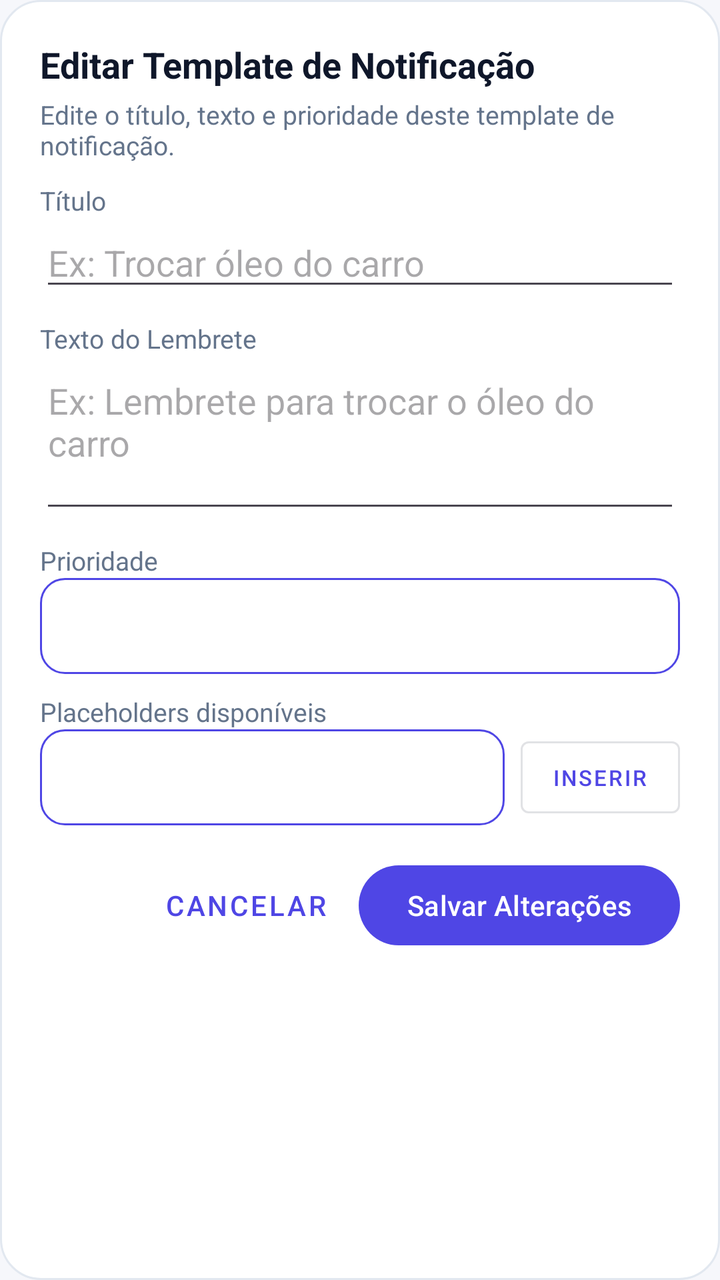
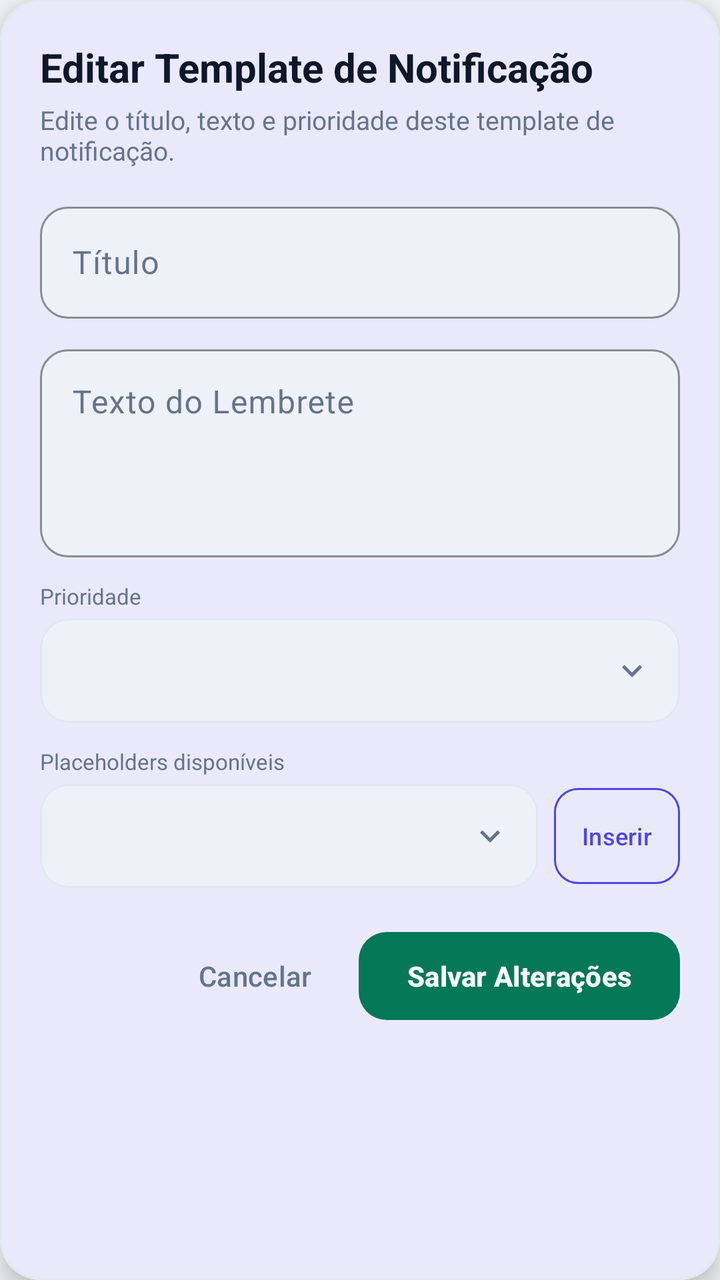

Compare the two renders of this Android layout. The source of the first and the diff that turns it into the second are given below.
<!-- AndroidManifest.xml: application theme Theme.Appfinanceiro -->
<!-- res/layout/dialog_edit_message_config.xml -->
<?xml version="1.0" encoding="utf-8"?>
<LinearLayout xmlns:android="http://schemas.android.com/apk/res/android"
    android:layout_width="match_parent"
    android:layout_height="wrap_content"
    android:background="@drawable/bg_dialog"
    android:orientation="vertical"
    android:padding="20dp">

    <TextView
        android:layout_width="match_parent"
        android:layout_height="wrap_content"
        android:text="@string/notification_edit_title"
        android:textColor="?attr/colorOnSurface"
        android:textSize="18sp"
        android:textStyle="bold" />

    <TextView
        android:layout_width="match_parent"
        android:layout_height="wrap_content"
        android:layout_marginTop="4dp"
        android:text="@string/notification_edit_desc"
        android:textColor="?attr/colorOnSurfaceVariant"
        android:textSize="13sp" />

    <TextView
        style="@style/SettingsLabel"
        android:layout_width="match_parent"
        android:layout_height="wrap_content"
        android:text="@string/notification_field_title" />

    <EditText
        android:id="@+id/configTitleEditText"
        android:layout_width="match_parent"
        android:layout_height="wrap_content"
        android:hint="@string/notification_field_title_hint"
        android:inputType="textCapSentences"
        android:maxLength="255"
        android:singleLine="true" />

    <TextView
        style="@style/SettingsLabel"
        android:layout_width="match_parent"
        android:layout_height="wrap_content"
        android:text="@string/notification_field_text" />

    <EditText
        android:id="@+id/configTextEditText"
        android:layout_width="match_parent"
        android:layout_height="wrap_content"
        android:gravity="top|start"
        android:hint="@string/notification_field_text_hint"
        android:inputType="textCapSentences|textMultiLine"
        android:maxLength="1000"
        android:minLines="3" />

    <TextView
        style="@style/SettingsLabel"
        android:layout_width="match_parent"
        android:layout_height="wrap_content"
        android:text="@string/notification_field_priority" />

    <Spinner
        android:id="@+id/configPrioritySpinner"
        android:layout_width="match_parent"
        android:layout_height="48dp"
        android:background="@drawable/glass_button_background"
        android:paddingStart="12dp"
        android:paddingEnd="12dp" />

    <TextView
        style="@style/SettingsLabel"
        android:layout_width="match_parent"
        android:layout_height="wrap_content"
        android:text="@string/notification_placeholders" />

    <LinearLayout
        android:layout_width="match_parent"
        android:layout_height="wrap_content"
        android:gravity="center_vertical"
        android:orientation="horizontal">

        <Spinner
            android:id="@+id/placeholderSpinner"
            android:layout_width="0dp"
            android:layout_height="48dp"
            android:layout_weight="1"
            android:background="@drawable/glass_button_background"
            android:paddingStart="12dp"
            android:paddingEnd="12dp" />

        <com.google.android.material.button.MaterialButton
            android:id="@+id/insertPlaceholderButton"
            style="@style/Widget.MaterialComponents.Button.OutlinedButton"
            android:layout_width="wrap_content"
            android:layout_height="wrap_content"
            android:layout_marginStart="8dp"
            android:minWidth="0dp"
            android:text="@string/notification_insert"
            android:textSize="11sp" />
    </LinearLayout>

    <LinearLayout
        android:layout_width="match_parent"
        android:layout_height="wrap_content"
        android:layout_marginTop="16dp"
        android:gravity="end"
        android:orientation="horizontal">

        <com.google.android.material.button.MaterialButton
            android:id="@+id/cancelConfigButton"
            style="@style/Widget.MaterialComponents.Button.TextButton"
            android:layout_width="wrap_content"
            android:layout_height="wrap_content"
            android:text="@string/history_cancel" />

        <com.google.android.material.button.MaterialButton
            android:id="@+id/saveConfigButton"
            android:layout_width="wrap_content"
            android:layout_height="wrap_content"
            android:layout_marginStart="8dp"
            android:text="@string/notification_save_changes" />
    </LinearLayout>
</LinearLayout>
<!-- resources referenced by this layout -->
<resources>
  <!-- drawable bg_dialog (drawable) -->
  <?xml version="1.0" encoding="utf-8"?>
  <shape xmlns:android="http://schemas.android.com/apk/res/android"
      android:shape="rectangle">
      <solid android:color="?attr/colorSurface" />
      <corners android:radius="20dp" />
      <stroke
          android:width="1dp"
          android:color="?attr/colorOutline" />
  </shape>
  <!-- drawable glass_button_background (drawable) -->
  <?xml version="1.0" encoding="utf-8"?>
  <shape xmlns:android="http://schemas.android.com/apk/res/android"
      android:shape="rectangle">
  
      <solid android:color="?attr/colorSurface" />
  
      <corners android:radius="12dp" />
  
      <stroke
          android:width="1dp"
          android:color="?attr/colorPrimary" />
  
  </shape>
  <string name="history_cancel">Cancelar</string>
  <string name="notification_edit_desc">Edite o título, texto e prioridade deste template de notificação.</string>
  <string name="notification_edit_title">Editar Template de Notificação</string>
  <string name="notification_field_priority">Prioridade</string>
  <string name="notification_field_text">Texto do Lembrete</string>
  <string name="notification_field_text_hint">Ex: Lembrete para trocar o óleo do carro</string>
  <string name="notification_field_title">Título</string>
  <string name="notification_field_title_hint">Ex: Trocar óleo do carro</string>
  <string name="notification_insert">Inserir</string>
  <string name="notification_placeholders">Placeholders disponíveis</string>
  <string name="notification_save_changes">Salvar Alterações</string>
  <style name="SettingsLabel">
          <item name="android:layout_marginTop">10dp</item>
          <item name="android:textColor">?attr/colorOnSurfaceVariant</item>
          <item name="android:textSize">13sp</item>
      </style>
  <color name="brand_primary">#FF4F46E5</color>
  <color name="on_brand">#FFFFFFFF</color>
  <color name="surface_variant">#FFEEF1F8</color>
  <color name="on_surface">#FF0F172A</color>
  <color name="brand_secondary">#FF0EA5E9</color>
  <color name="cta_primary">#FF047857</color>
  <color name="on_cta">#FFFFFFFF</color>
  <color name="surface">#FFFFFFFF</color>
  <color name="on_surface_variant">#FF64748B</color>
  <color name="surface_elevated">#FFFFFFFF</color>
  <color name="background">#FFF6F7FB</color>
  <color name="on_background">#FF0F172A</color>
  <color name="error">#FFDC2626</color>
  <color name="on_error">#FFFFFFFF</color>
  <color name="outline">#FFE2E8F0</color>
  <!-- unchanged entries left out for length: 2 -->
</resources>

<!-- the commit's change to res/layout/dialog_edit_message_config.xml (unified diff, before → after) -->
@@ -1,123 +1,150 @@
 <?xml version="1.0" encoding="utf-8"?>
-<LinearLayout xmlns:android="http://schemas.android.com/apk/res/android"
+<com.google.android.material.card.MaterialCardView xmlns:android="http://schemas.android.com/apk/res/android"
+    xmlns:app="http://schemas.android.com/apk/res-auto"
+    style="@style/ModernCard"
     android:layout_width="match_parent"
     android:layout_height="wrap_content"
-    android:background="@drawable/bg_dialog"
-    android:orientation="vertical"
-    android:padding="20dp">
-
-    <TextView
-        android:layout_width="match_parent"
-        android:layout_height="wrap_content"
-        android:text="@string/notification_edit_title"
-        android:textColor="?attr/colorOnSurface"
-        android:textSize="18sp"
-        android:textStyle="bold" />
-
-    <TextView
-        android:layout_width="match_parent"
-        android:layout_height="wrap_content"
-        android:layout_marginTop="4dp"
-        android:text="@string/notification_edit_desc"
-        android:textColor="?attr/colorOnSurfaceVariant"
-        android:textSize="13sp" />
-
-    <TextView
-        style="@style/SettingsLabel"
-        android:layout_width="match_parent"
-        android:layout_height="wrap_content"
-        android:text="@string/notification_field_title" />
-
-    <EditText
-        android:id="@+id/configTitleEditText"
-        android:layout_width="match_parent"
-        android:layout_height="wrap_content"
-        android:hint="@string/notification_field_title_hint"
-        android:inputType="textCapSentences"
-        android:maxLength="255"
-        android:singleLine="true" />
-
-    <TextView
-        style="@style/SettingsLabel"
-        android:layout_width="match_parent"
-        android:layout_height="wrap_content"
-        android:text="@string/notification_field_text" />
-
-    <EditText
-        android:id="@+id/configTextEditText"
-        android:layout_width="match_parent"
-        android:layout_height="wrap_content"
-        android:gravity="top|start"
-        android:hint="@string/notification_field_text_hint"
-        android:inputType="textCapSentences|textMultiLine"
-        android:maxLength="1000"
-        android:minLines="3" />
-
-    <TextView
-        style="@style/SettingsLabel"
-        android:layout_width="match_parent"
-        android:layout_height="wrap_content"
-        android:text="@string/notification_field_priority" />
-
-    <Spinner
-        android:id="@+id/configPrioritySpinner"
-        android:layout_width="match_parent"
-        android:layout_height="48dp"
-        android:background="@drawable/glass_button_background"
-        android:paddingStart="12dp"
-        android:paddingEnd="12dp" />
-
-    <TextView
-        style="@style/SettingsLabel"
-        android:layout_width="match_parent"
-        android:layout_height="wrap_content"
-        android:text="@string/notification_placeholders" />
+    app:cardElevation="8dp">
 
     <LinearLayout
         android:layout_width="match_parent"
         android:layout_height="wrap_content"
-        android:gravity="center_vertical"
-        android:orientation="horizontal">
+        android:orientation="vertical"
+        android:padding="20dp">
+
+        <TextView
+            android:layout_width="match_parent"
+            android:layout_height="wrap_content"
+            android:text="@string/notification_edit_title"
+            android:textColor="?attr/colorOnSurface"
+            android:textSize="20sp"
+            android:textStyle="bold" />
+
+        <TextView
+            android:layout_width="match_parent"
+            android:layout_height="wrap_content"
+            android:layout_marginTop="4dp"
+            android:text="@string/notification_edit_desc"
+            android:textColor="?attr/colorOnSurfaceVariant"
+            android:textSize="13sp" />
+
+        <com.google.android.material.textfield.TextInputLayout
+            style="@style/ModernTextInput"
+            android:layout_width="match_parent"
+            android:layout_height="wrap_content"
+            android:layout_marginTop="14dp"
+            android:hint="@string/notification_field_title">
+
+            <com.google.android.material.textfield.TextInputEditText
+                android:id="@+id/configTitleEditText"
+                android:layout_width="match_parent"
+                android:layout_height="56dp"
+                android:inputType="textCapSentences"
+                android:maxLength="255"
+                android:singleLine="true"
+                android:textColor="?attr/colorOnSurface" />
+        </com.google.android.material.textfield.TextInputLayout>
+
+        <com.google.android.material.textfield.TextInputLayout
+            style="@style/ModernTextInput"
+            android:layout_width="match_parent"
+            android:layout_height="wrap_content"
+            android:layout_marginTop="10dp"
+            android:hint="@string/notification_field_text">
+
+            <com.google.android.material.textfield.TextInputEditText
+                android:id="@+id/configTextEditText"
+                android:layout_width="match_parent"
+                android:layout_height="104dp"
+                android:gravity="top|start"
+                android:inputType="textCapSentences|textMultiLine"
+                android:maxLength="1000"
+                android:minLines="3"
+                android:textColor="?attr/colorOnSurface" />
+        </com.google.android.material.textfield.TextInputLayout>
+
+        <TextView
+            android:layout_width="match_parent"
+            android:layout_height="wrap_content"
+            android:layout_marginTop="12dp"
+            android:text="@string/notification_field_priority"
+            android:textColor="?attr/colorOnSurfaceVariant"
+            android:textSize="11sp" />
 
         <Spinner
-            android:id="@+id/placeholderSpinner"
-            android:layout_width="0dp"
-            android:layout_height="48dp"
-            android:layout_weight="1"
-            android:background="@drawable/glass_button_background"
-            android:paddingStart="12dp"
-            android:paddingEnd="12dp" />
+            android:id="@+id/configPrioritySpinner"
+            android:layout_width="match_parent"
+            android:layout_height="52dp"
+            android:layout_marginTop="4dp"
+            android:background="@drawable/bg_spinner_selector"
+            android:paddingStart="16dp"
+            android:paddingEnd="44dp" />
 
-        <com.google.android.material.button.MaterialButton
-            android:id="@+id/insertPlaceholderButton"
-            style="@style/Widget.MaterialComponents.Button.OutlinedButton"
-            android:layout_width="wrap_content"
+        <TextView
+            android:layout_width="match_parent"
             android:layout_height="wrap_content"
-            android:layout_marginStart="8dp"
-            android:minWidth="0dp"
-            android:text="@string/notification_insert"
+            android:layout_marginTop="12dp"
+            android:text="@string/notification_placeholders"
+            android:textColor="?attr/colorOnSurfaceVariant"
             android:textSize="11sp" />
+
+        <LinearLayout
+            android:layout_width="match_parent"
+            android:layout_height="wrap_content"
+            android:layout_marginTop="4dp"
+            android:gravity="center_vertical"
+            android:orientation="horizontal">
+
+            <Spinner
+                android:id="@+id/placeholderSpinner"
+                android:layout_width="0dp"
+                android:layout_height="52dp"
+                android:layout_weight="1"
+                android:background="@drawable/bg_spinner_selector"
+                android:paddingStart="16dp"
+                android:paddingEnd="44dp" />
+
+            <com.google.android.material.button.MaterialButton
+                android:id="@+id/insertPlaceholderButton"
+                style="@style/Widget.Material3.Button.OutlinedButton"
+                android:layout_width="wrap_content"
+                android:layout_height="48dp"
+                android:layout_marginStart="8dp"
+                android:insetTop="0dp"
+                android:insetBottom="0dp"
+                android:minWidth="0dp"
+                android:paddingHorizontal="14dp"
+                android:text="@string/notification_insert"
+                android:textAllCaps="false"
+                android:textColor="?attr/colorPrimary"
+                android:textSize="12sp"
+                app:cornerRadius="12dp"
+                app:strokeColor="?attr/colorPrimary" />
+        </LinearLayout>
+
+        <LinearLayout
+            android:layout_width="match_parent"
+            android:layout_height="wrap_content"
+            android:layout_marginTop="18dp"
+            android:gravity="end"
+            android:orientation="horizontal">
+
+            <com.google.android.material.button.MaterialButton
+                android:id="@+id/cancelConfigButton"
+                style="@style/Widget.Material3.Button.TextButton"
+                android:layout_width="wrap_content"
+                android:layout_height="48dp"
+                android:text="@string/history_cancel"
+                android:textAllCaps="false"
+                android:textColor="?attr/colorOnSurfaceVariant" />
+
+            <com.google.android.material.button.MaterialButton
+                android:id="@+id/saveConfigButton"
+                style="@style/PrimaryCTAButton"
+                android:layout_width="wrap_content"
+                android:layout_height="52dp"
+                android:layout_marginStart="8dp"
+                android:text="@string/notification_save_changes" />
+        </LinearLayout>
     </LinearLayout>
-
-    <LinearLayout
-        android:layout_width="match_parent"
-        android:layout_height="wrap_content"
-        android:layout_marginTop="16dp"
-        android:gravity="end"
-        android:orientation="horizontal">
-
-        <com.google.android.material.button.MaterialButton
-            android:id="@+id/cancelConfigButton"
-            style="@style/Widget.MaterialComponents.Button.TextButton"
-            android:layout_width="wrap_content"
-            android:layout_height="wrap_content"
-            android:text="@string/history_cancel" />
-
-        <com.google.android.material.button.MaterialButton
-            android:id="@+id/saveConfigButton"
-            android:layout_width="wrap_content"
-            android:layout_height="wrap_content"
-            android:layout_marginStart="8dp"
-            android:text="@string/notification_save_changes" />
-    </LinearLayout>
-</LinearLayout>
+</com.google.android.material.card.MaterialCardView>
<!-- resource entries referenced after the edit -->
@@ -1,45 +1,71 @@
 <!-- resources referenced by this layout -->
 <resources>
-  <!-- drawable bg_dialog (drawable) -->
+  <!-- drawable bg_spinner_selector (drawable) -->
   <?xml version="1.0" encoding="utf-8"?>
-  <shape xmlns:android="http://schemas.android.com/apk/res/android"
-      android:shape="rectangle">
-      <solid android:color="?attr/colorSurface" />
-      <corners android:radius="20dp" />
-      <stroke
-          android:width="1dp"
-          android:color="?attr/colorOutline" />
-  </shape>
-  <!-- drawable glass_button_background (drawable) -->
-  <?xml version="1.0" encoding="utf-8"?>
-  <shape xmlns:android="http://schemas.android.com/apk/res/android"
-      android:shape="rectangle">
-  
-      <solid android:color="?attr/colorSurface" />
-  
-      <corners android:radius="12dp" />
-  
-      <stroke
-          android:width="1dp"
-          android:color="?attr/colorPrimary" />
-  
-  </shape>
+  <layer-list xmlns:android="http://schemas.android.com/apk/res/android">
+      <item>
+          <shape android:shape="rectangle">
+              <solid android:color="?attr/colorSurfaceVariant" />
+              <corners android:radius="14dp" />
+              <stroke
+                  android:width="1dp"
+                  android:color="?attr/colorOutline" />
+          </shape>
+      </item>
+      <item
+          android:width="20dp"
+          android:height="20dp"
+          android:drawable="@drawable/ic_chevron_down"
+          android:gravity="end|center_vertical"
+          android:right="14dp" />
+  </layer-list>
   <string name="history_cancel">Cancelar</string>
   <string name="notification_edit_desc">Edite o título, texto e prioridade deste template de notificação.</string>
   <string name="notification_edit_title">Editar Template de Notificação</string>
   <string name="notification_field_priority">Prioridade</string>
   <string name="notification_field_text">Texto do Lembrete</string>
-  <string name="notification_field_text_hint">Ex: Lembrete para trocar o óleo do carro</string>
   <string name="notification_field_title">Título</string>
-  <string name="notification_field_title_hint">Ex: Trocar óleo do carro</string>
   <string name="notification_insert">Inserir</string>
   <string name="notification_placeholders">Placeholders disponíveis</string>
   <string name="notification_save_changes">Salvar Alterações</string>
-  <style name="SettingsLabel">
-          <item name="android:layout_marginTop">10dp</item>
-          <item name="android:textColor">?attr/colorOnSurfaceVariant</item>
-          <item name="android:textSize">13sp</item>
+  <style name="ModernCard" parent="Widget.Material3.CardView.Filled">
+          <item name="cardBackgroundColor">?attr/colorSurface</item>
+          <item name="cardCornerRadius">20dp</item>
+          <item name="cardElevation">2dp</item>
+          <item name="strokeColor">?attr/colorOutline</item>
+          <item name="strokeWidth">1dp</item>
       </style>
+  <style name="ModernTextInput" parent="Widget.Material3.TextInputLayout.OutlinedBox">
+          <item name="boxBackgroundColor">?attr/colorSurfaceVariant</item>
+          <item name="boxStrokeColor">?attr/colorPrimary</item>
+          <item name="boxStrokeWidth">1dp</item>
+          <item name="boxStrokeWidthFocused">2dp</item>
+          <item name="android:textColorHint">?attr/colorOnSurfaceVariant</item>
+          <item name="hintTextColor">?attr/colorOnSurfaceVariant</item>
+          <item name="boxCornerRadiusTopStart">14dp</item>
+          <item name="boxCornerRadiusTopEnd">14dp</item>
+          <item name="boxCornerRadiusBottomStart">14dp</item>
+          <item name="boxCornerRadiusBottomEnd">14dp</item>
+      </style>
+  <style name="PrimaryCTAButton" parent="Widget.Material3.Button">
+          <item name="backgroundTint">?attr/colorTertiary</item>
+          <item name="android:textColor">?attr/colorOnTertiary</item>
+          <item name="android:textAllCaps">false</item>
+          <item name="android:textStyle">bold</item>
+          <item name="android:minHeight">52dp</item>
+          <item name="cornerRadius">14dp</item>
+      </style>
+  <!-- drawable ic_chevron_down (drawable) -->
+  <?xml version="1.0" encoding="utf-8"?>
+  <vector xmlns:android="http://schemas.android.com/apk/res/android"
+      android:width="24dp"
+      android:height="24dp"
+      android:viewportWidth="24"
+      android:viewportHeight="24">
+      <path
+          android:fillColor="@color/on_surface_variant"
+          android:pathData="M7.41,8.59L12,13.17l4.59,-4.58L18,10l-6,6 -6,-6z" />
+  </vector>
   <color name="brand_primary">#FF4F46E5</color>
   <color name="on_brand">#FFFFFFFF</color>
   <color name="surface_variant">#FFEEF1F8</color>
